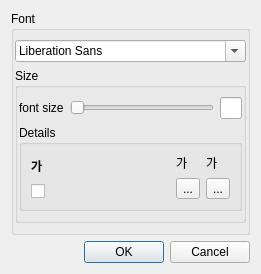
This is ToolBtn/settextwidget.ui in smoothie316/Qt as Qt 5 draws it before an edit. The edited form follows.
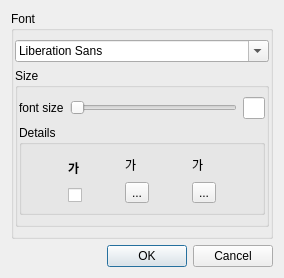
This is the edited form.

```diff
--- a/ToolBtn/settextwidget.ui
+++ b/ToolBtn/settextwidget.ui
@@ -9,8 +9,8 @@
    <rect>
     <x>0</x>
     <y>0</y>
-    <width>247</width>
-    <height>237</height>
+    <width>284</width>
+    <height>278</height>
    </rect>
   </property>
   <property name="sizePolicy">
@@ -105,6 +105,12 @@
               </item>
               <item>
                <widget class="QToolButton" name="ColorSelect2">
+                <property name="sizePolicy">
+                 <sizepolicy hsizetype="Fixed" vsizetype="Fixed">
+                  <horstretch>0</horstretch>
+                  <verstretch>0</verstretch>
+                 </sizepolicy>
+                </property>
                 <property name="text">
                  <string>...</string>
                 </property>
@@ -123,6 +129,12 @@
               </item>
               <item>
                <widget class="QToolButton" name="ColorSelect1">
+                <property name="sizePolicy">
+                 <sizepolicy hsizetype="Fixed" vsizetype="Fixed">
+                  <horstretch>0</horstretch>
+                  <verstretch>0</verstretch>
+                 </sizepolicy>
+                </property>
                 <property name="text">
                  <string>...</string>
                 </property>
@@ -153,6 +165,12 @@
               </item>
               <item>
                <widget class="QCheckBox" name="BoldCheck">
+                <property name="sizePolicy">
+                 <sizepolicy hsizetype="Fixed" vsizetype="Fixed">
+                  <horstretch>0</horstretch>
+                  <verstretch>0</verstretch>
+                 </sizepolicy>
+                </property>
                 <property name="text">
                  <string/>
                 </property>
```
Left out of the diff: 4 changed lines with no effect on the pictures.
